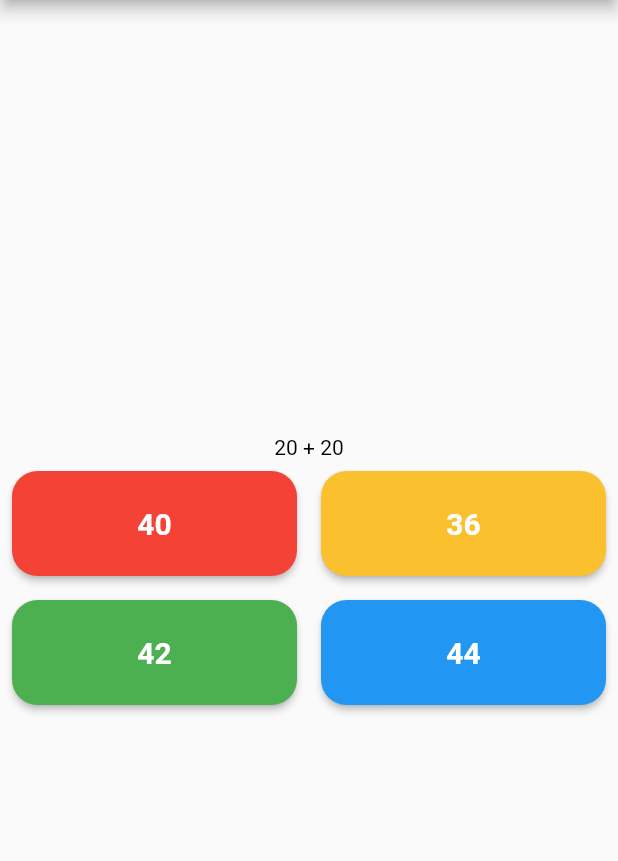
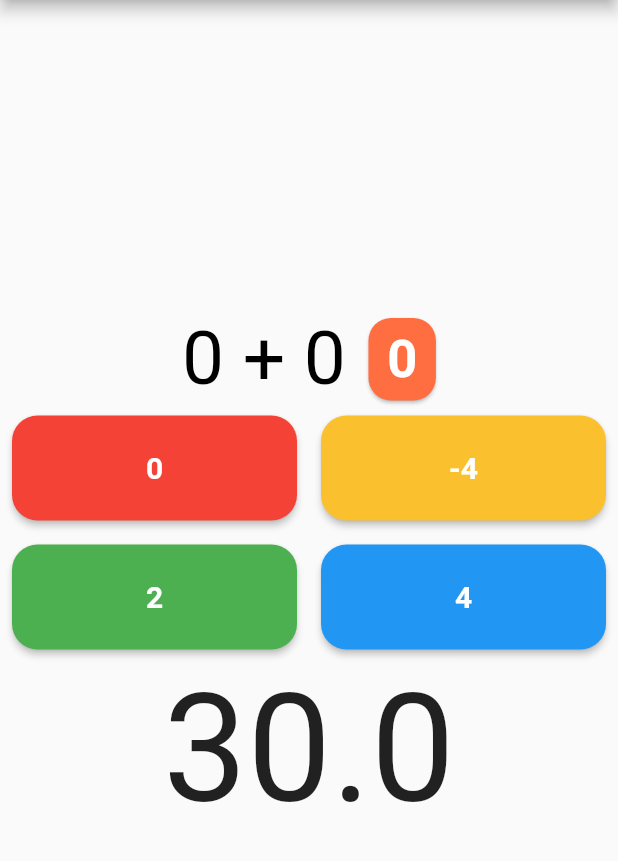
Before and after one commit to alpejczyk/MathIsEasy-flutter, a Flutter app: the screen it shows after launch, after a tap on "New Game", on a phone screen of 412 x 824 dp, the part 84-945 px from its top. Run offline on Flutter 3.47's test engine with Material 2 defaults, Android fonts, the phone set to English and light mode, and no system bars; drawn by our look-alikes of timer_count_down; our stand-ins replace rflutter_alert.

Commit message:
Added score tracking and timer

```diff
--- /dev/null
+++ b/lib/components/score_card.dart
@@ -0,0 +1,31 @@
+import 'package:flutter/material.dart';
+
+class ScoreCard extends StatelessWidget {
+  const ScoreCard({
+    Key key,
+    @required this.score,
+  }) : super(key: key);
+
+  final String score;
+
+  @override
+  Widget build(BuildContext context) {
+    return Card(
+      child: Center(
+        child: Text(
+          score,
+          style: TextStyle(
+            fontSize: 35.0,
+            fontWeight: FontWeight.bold,
+            color: Colors.white,
+          ),
+        ),
+      ),
+      margin: EdgeInsets.only(left: 15.0),
+      color: Colors.deepOrangeAccent,
+      shape: RoundedRectangleBorder(
+        borderRadius: BorderRadius.circular(15.0),
+      ),
+    );
+  }
+}
--- /dev/null
+++ b/lib/constatnts.dart
@@ -0,0 +1,6 @@
+import 'package:flutter/material.dart';
+
+const kEquationStyle = TextStyle(
+  color: Colors.black,
+  fontSize: 50.0,
+);
--- a/lib/logic/game_brain.dart
+++ b/lib/logic/game_brain.dart
@@ -3,28 +3,31 @@ import 'dart:math';
 class Game {
   int _a;
   int _b;
-  int rightAnswer;
-  int wrongAnswer;
+  int _rightAnswer;
+  int _rightAnswerKey;
+  int _wrongAnswer;
+  int _score = 0;
   String mathOperator;
   final _random = new Random();
 
-  Map answers = Map();
+  Map _answers = Map();
 
   String generateEquation() {
-    _a = Random().nextInt(100);
-    _b = Random().nextInt(100);
+    _a = Random().nextInt(20);
+    _b = Random().nextInt(20);
     return '$_a + $_b';
   }
 
-  void generateRightAnswer(List<int> randomKeyList) {
+  void _generateRightAnswer(List<int> randomKeyList) {
     //generateEquation();
-    rightAnswer = _a + _b;
-    answers[randomKeyNumber(randomKeyList)] = rightAnswer;
+    _rightAnswer = _a + _b;
+    _rightAnswerKey = _randomKeyNumber(randomKeyList);
+    _answers[_rightAnswerKey] = _rightAnswer;
   }
 
-  int generateWrongAnswer() => next(rightAnswer - 5, rightAnswer + 5);
+  int _generateWrongAnswer() => next(_rightAnswer - 5, _rightAnswer + 5);
 
-  int randomKeyNumber(List<int> randomKeyList) {
+  int _randomKeyNumber(List<int> randomKeyList) {
     print(randomKeyList.length);
     int randomKey = 20;
     while (randomKey == 20) {
@@ -38,29 +41,39 @@ class Game {
     return randomKey;
   }
 
-  void clearAnswers() => answers.clear();
+  void clearAnswers() => _answers.clear();
 
-  void generateWrongAnswers(List<int> randomKeyList) {
-    while (answers.length < 4) {
-      wrongAnswer = generateWrongAnswer();
-      print(wrongAnswer);
-      if (wrongAnswer != rightAnswer) {
-        if (!answers.containsValue(wrongAnswer)) {
-          answers[randomKeyNumber(randomKeyList)] = wrongAnswer;
+  void checkForRightAnswer(int key) {
+    if (key == _rightAnswerKey) {
+      _score++;
+    }
+  }
+
+  int getScore() => _score;
+
+  void _generateWrongAnswers(List<int> randomKeyList) {
+    while (_answers.length < 4) {
+      _wrongAnswer = _generateWrongAnswer();
+      print(_wrongAnswer);
+      if (_wrongAnswer != _rightAnswer) {
+        if (!_answers.containsValue(_wrongAnswer)) {
+          _answers[_randomKeyNumber(randomKeyList)] = _wrongAnswer;
         }
       }
     }
   }
 
   Map getAnswers() {
-    return answers;
+    return _answers;
   }
+
+  void scoreReset() => _score = 0;
 
   void generateAnswers() {
     List<int> randomKeyList = [1, 2, 3, 4];
-    generateRightAnswer(randomKeyList);
-    generateWrongAnswers(randomKeyList);
-    print(answers.toString());
+    _generateRightAnswer(randomKeyList);
+    _generateWrongAnswers(randomKeyList);
+    print(_answers.toString());
   }
 
   int next(int min, int max) => min + _random.nextInt(max - min);
--- a/lib/screens/game_screen.dart
+++ b/lib/screens/game_screen.dart
@@ -1,7 +1,12 @@
 import 'package:flutter/cupertino.dart';
 import 'package:flutter/material.dart';
 import 'package:mathiseasy/components/answer_button.dart';
+import 'package:mathiseasy/components/score_card.dart';
+import 'package:mathiseasy/constatnts.dart';
 import 'package:mathiseasy/logic/game_brain.dart';
+import 'package:rflutter_alert/rflutter_alert.dart';
+import 'package:timer_count_down/timer_controller.dart';
+import 'package:timer_count_down/timer_count_down.dart';
 
 class GamePage extends StatefulWidget {
   @override
@@ -9,20 +14,38 @@ class GamePage extends StatefulWidget {
 }
 
 class _GamePageState extends State<GamePage> {
-  Game game = Game();
+  @override
+  void initState() {
+    getGameData(0);
+    super.initState();
+  }
+
+  final CountdownController controller = CountdownController();
+  bool _isPause = true;
+  bool _isRestart = false;
+  final Game game = Game();
   String equation;
   Map answers = Map();
+  String score;
 
-  void getGameData() {
+  void getGameData(int key) {
+    setState(() {
+      game.checkForRightAnswer(key);
+      score = game.getScore().toString();
+    });
     game.clearAnswers();
     equation = game.generateEquation();
     game.generateAnswers();
     answers = game.getAnswers();
   }
 
+  void gameRestart(CountdownController controller) {
+    game.scoreReset();
+    controller.restart();
+  }
+
   @override
   Widget build(BuildContext context) {
-    getGameData();
     return Scaffold(
       appBar: AppBar(
         title: Text('MathIsEasy'),
@@ -31,9 +54,16 @@ class _GamePageState extends State<GamePage> {
         child: Column(
           mainAxisSize: MainAxisSize.min,
           children: <Widget>[
-            Text(
-              equation,
-              style: TextStyle(color: Colors.black),
+            Row(
+              mainAxisSize: MainAxisSize.min,
+              children: <Widget>[
+                Text(equation, style: kEquationStyle),
+                Container(
+                  height: 55,
+                  width: 60,
+                  child: ScoreCard(score: score),
+                )
+              ],
             ),
             Row(
               children: <Widget>[
@@ -42,7 +72,7 @@ class _GamePageState extends State<GamePage> {
                   color: Colors.red,
                   onTap: () {
                     setState(() {
-                      getGameData();
+                      getGameData(1);
                     });
                   },
                 ),
@@ -51,7 +81,7 @@ class _GamePageState extends State<GamePage> {
                   color: Colors.yellow[700],
                   onTap: () {
                     setState(() {
-                      getGameData();
+                      getGameData(2);
                     });
                   },
                 ),
@@ -64,7 +94,7 @@ class _GamePageState extends State<GamePage> {
                   color: Colors.green,
                   onTap: () {
                     setState(() {
-                      getGameData();
+                      getGameData(3);
                     });
                   },
                 ),
@@ -73,12 +103,54 @@ class _GamePageState extends State<GamePage> {
                   color: Colors.blue,
                   onTap: () {
                     setState(() {
-                      getGameData();
+                      getGameData(4);
                     });
                   },
                 ),
               ],
-            )
+            ),
+            Countdown(
+                controller: controller,
+                seconds: 30,
+                build: (_, double time) => Text(
+                      time.toString(),
+                      style: TextStyle(
+                        fontSize: 100,
+                      ),
+                    ),
+                interval: Duration(milliseconds: 100),
+                onFinished: () {
+                  print('Timer is done!');
+                  setState(
+                    () {
+                      _isRestart = true;
+                      Alert(
+                        context: context,
+                        type: AlertType.error,
+                        title: "Game ended",
+                        desc: "You've got $score points!",
+                        style: AlertStyle(
+                          isOverlayTapDismiss: false,
+                        ),
+                        buttons: [
+                          DialogButton(
+                            child: Text(
+                              "PLAY AGAIN",
+                              style:
+                                  TextStyle(color: Colors.white, fontSize: 20),
+                            ),
+                            onPressed: () {
+                              Navigator.pop(context);
+                              gameRestart(controller);
+                              getGameData(0);
+                            },
+                            width: 120,
+                          )
+                        ],
+                      ).show();
+                    },
+                  );
+                })
           ],
         ),
       ),
--- a/pubspec.yaml
+++ b/pubspec.yaml
@@ -23,10 +23,13 @@ dependencies:
   # The following adds the Cupertino Icons font to your application.
   # Use with the CupertinoIcons class for iOS style icons.
   cupertino_icons: ^0.1.2
+  timer_count_down: ^1.0.4
+  rflutter_alert: ^1.0.3
 
 dev_dependencies:
   flutter_test:
     sdk: flutter
+
 
 
 # For information on the generic Dart part of this file, see the
```
Also changed, not shown: pubspec.lock.
